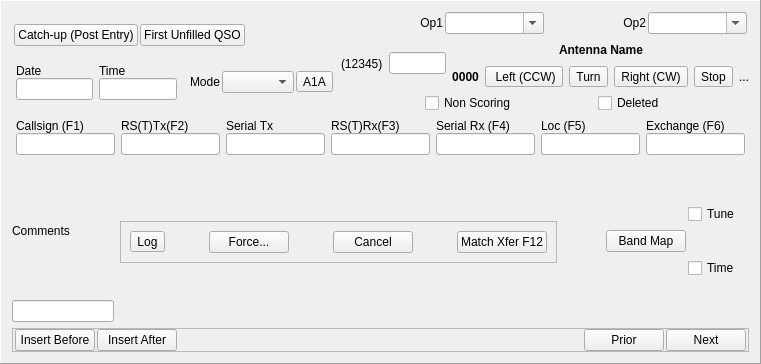
Above: mqt/MqtLogger/qsologframe.ui from zsteva/backup-minos2 before the change. Below: the same form after it.
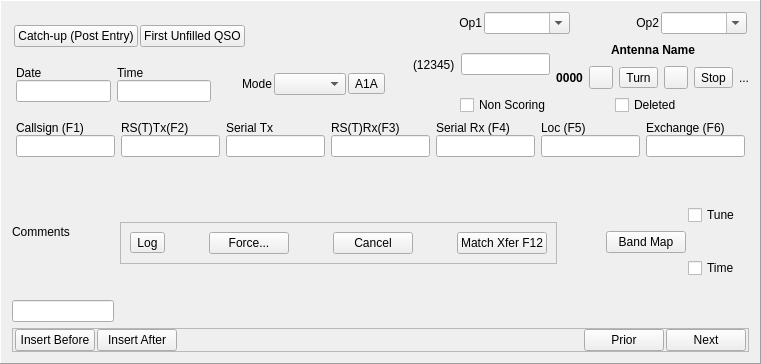
That is the form after the change.

Commit message: changed logger rot_left and rot_right button logic to match rotator

What changed in the file:
```diff
--- a/mqt/MqtLogger/qsologframe.ui
+++ b/mqt/MqtLogger/qsologframe.ui
@@ -354,10 +354,10 @@
                 <enum>Qt::NoFocus</enum>
                </property>
                <property name="text">
-                <string> Left (CCW)</string>
+                <string/>
                </property>
                <property name="checkable">
-                <bool>true</bool>
+                <bool>false</bool>
                </property>
               </widget>
              </item>
@@ -377,10 +377,10 @@
                 <enum>Qt::NoFocus</enum>
                </property>
                <property name="text">
-                <string>Right (CW)</string>
+                <string/>
                </property>
                <property name="checkable">
-                <bool>true</bool>
+                <bool>false</bool>
                </property>
               </widget>
              </item>
```
The commit also changes 2 other files.
